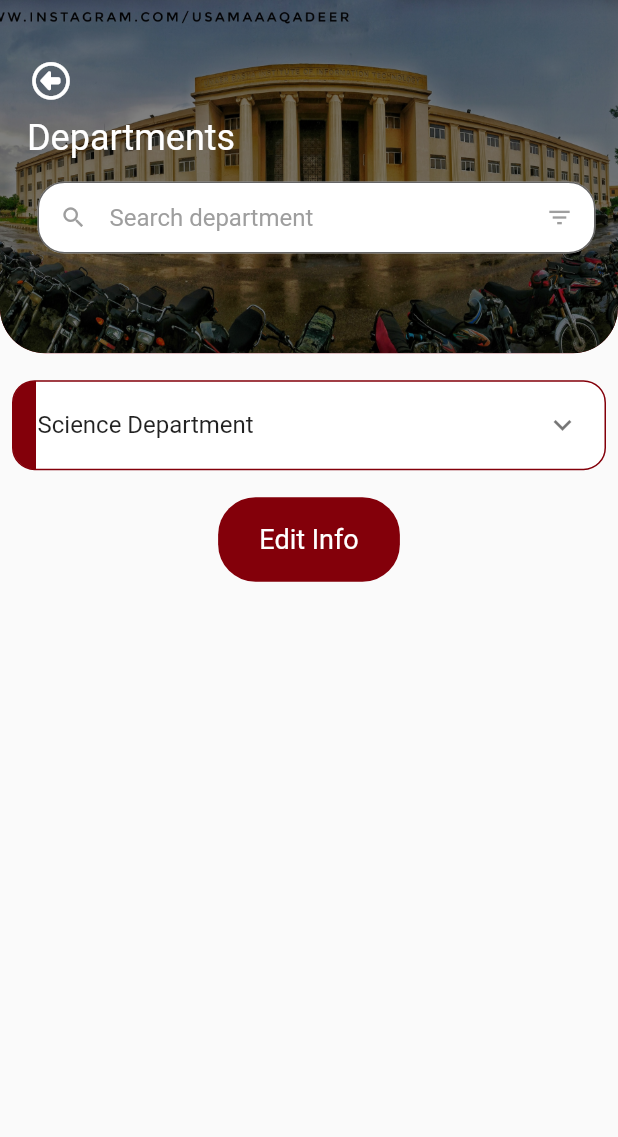
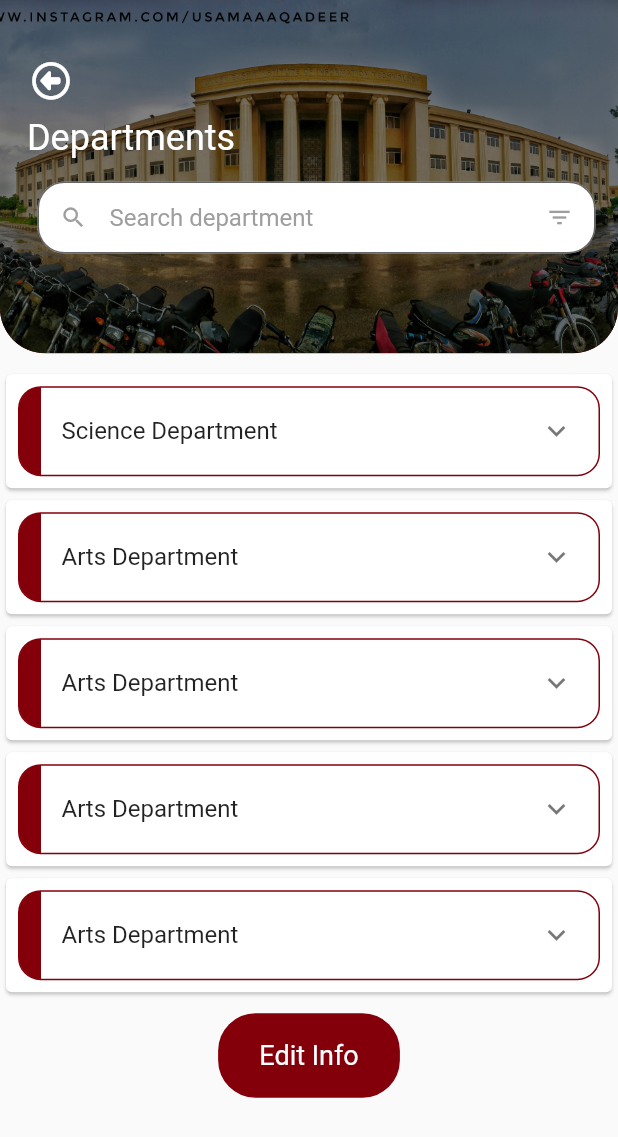
Before and after one commit to cyrus-programmer/ku_portal, a Flutter app: the DepartmentsAD screen opened directly, on a phone screen of 412 x 824 dp. Shown: the top 1137 px of the screen. Run offline on Flutter 3.47's test engine with Material 2 defaults, Android fonts, the phone set to English and light mode, and no system bars; our stand-ins replace carousel_slider, font_awesome_flutter, hexcolor; missing offline and left inert: dart:ffi.

Commit message:
UpdatedTileBox error resolved

```diff
--- a/lib/AdminPortal/DepartmentAD.dart
+++ b/lib/AdminPortal/DepartmentAD.dart
@@ -32,7 +32,7 @@ class _DepartmentsADState extends State<DepartmentsAD> {
         width: MediaQuery.of(context).size.width,
         decoration: BoxDecoration(
             image: DecorationImage(
-                image: AssetImage('assets/ubit.jpg'),
+                image: const AssetImage('assets/ubit.jpg'),
                 fit: BoxFit.cover,
                 colorFilter: ColorFilter.mode(
                     Colors.black.withOpacity(0.5), BlendMode.darken)),
@@ -55,9 +55,9 @@ class _DepartmentsADState extends State<DepartmentsAD> {
                   size: 25,
                 ),
               ),
-              Padding(
-                padding: const EdgeInsets.only(left: 8.0),
-                child: const Text(
+              const Padding(
+                padding: EdgeInsets.only(left: 8.0),
+                child: Text(
                   "Departments",
                   style: TextStyle(color: Colors.white, fontSize: 24),
                 ),
@@ -73,14 +73,14 @@ class _DepartmentsADState extends State<DepartmentsAD> {
                             borderSide:
                                 BorderSide(color: AppConstants.primaryColor)),
                         hintText: "Search department",
-                        hintStyle: TextStyle(color: Colors.grey),
+                        hintStyle: const TextStyle(color: Colors.grey),
                         fillColor: Colors.white,
                         filled: true,
-                        prefixIcon: Icon(
+                        prefixIcon: const Icon(
                           Icons.search,
                           color: Colors.grey,
                         ),
-                        suffixIcon: Icon(
+                        suffixIcon: const Icon(
                           Icons.filter_list_outlined,
                           color: Colors.grey,
                         ))),
@@ -89,13 +89,43 @@ class _DepartmentsADState extends State<DepartmentsAD> {
           ),
         ),
       ),
-      SizedBox(height: 10),
-      UpdatedTileBox(
-        text: "Science Department",
-        width: double.maxFinite,
-        departments: ubitDepartments,
+      const SizedBox(height: 10),
+      Card(
+        child: UpdatedTileBox(
+          text: "Science Department",
+          width: double.maxFinite,
+          departments: ubitDepartments,
+        ),
       ),
-      SizedBox(height: 10),
+      Card(
+        child: UpdatedTileBox(
+          text: "Arts Department",
+          width: double.maxFinite,
+          departments: ubitDepartments,
+        ),
+      ),
+      Card(
+        child: UpdatedTileBox(
+          text: "Arts Department",
+          width: double.maxFinite,
+          departments: ubitDepartments,
+        ),
+      ),
+      Card(
+        child: UpdatedTileBox(
+          text: "Arts Department",
+          width: double.maxFinite,
+          departments: ubitDepartments,
+        ),
+      ),
+      Card(
+        child: UpdatedTileBox(
+          text: "Arts Department",
+          width: double.maxFinite,
+          departments: ubitDepartments,
+        ),
+      ),
+      const SizedBox(height: 10),
       ButtonWidget(
           backgroundColor: AppConstants.primaryColor,
           text: "Edit Info",
--- a/lib/Widgets/UpdatedTileBox.dart
+++ b/lib/Widgets/UpdatedTileBox.dart
@@ -45,9 +45,12 @@ class _UpdatedTileBoxState extends State<UpdatedTileBox> {
                 colors: [AppConstants.primaryColor, Colors.white]),
             borderRadius: BorderRadius.all(Radius.circular(15)),
             border: Border.all(color: AppConstants.primaryColor)),
-        child: ExpansionTile(
-          title: Text(widget.text),
-          children: <Widget>[listsWidget()],
+        child: Padding(
+          padding: const EdgeInsets.only(left: 12.0),
+          child: ExpansionTile(
+            title: Text(widget.text),
+            children: <Widget>[Container(height: 200, child: listsWidget())],
+          ),
         ),
       ),
     );
```
